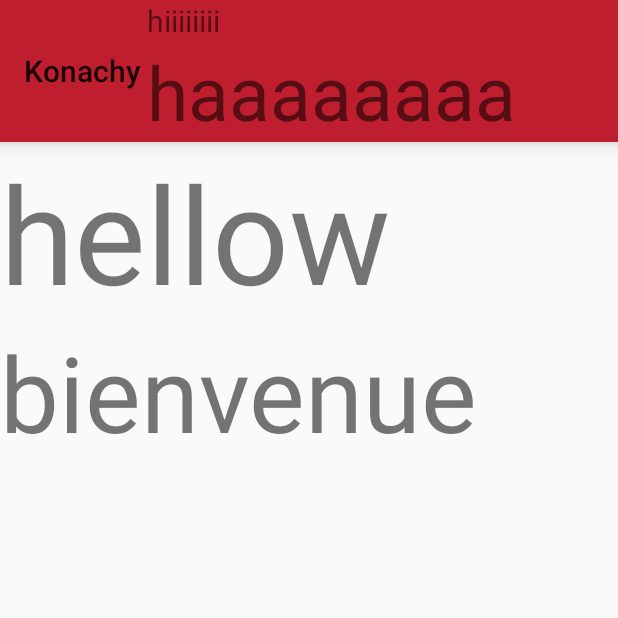
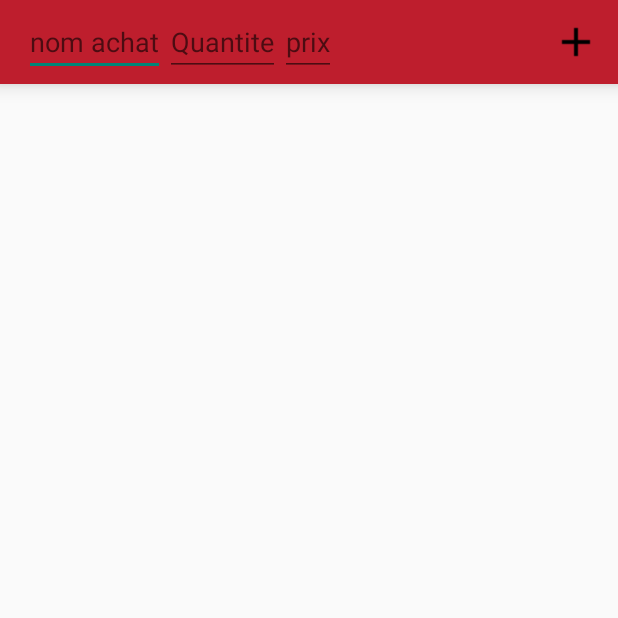
Before and after one commit to yassine315/PFE-YOS, an Android app: the Detaille screen opened directly, with no data from a screen before it, on a phone screen of 412 x 824 dp, the top half of it. Run offline under Robolectric (Android 15) with nearby library versions, the phone set to English and light mode, and no system bars.

Commit message:
l'afichache des achats

```diff
--- a/app/src/main/java/com/example/bd/BdMolhanot.java
+++ b/app/src/main/java/com/example/bd/BdMolhanot.java
@@ -20,6 +20,7 @@ public class BdMolhanot extends SQLiteOpenHelper {
     public static  final String TABLE_ACHATS = "achats";
     public static  final String NOM_ACHAT = "nom";
     public static  final String ID_ACHAT = "id";
+    public static  final String PRIX = "prix";
     public static  final String QUANTITE_ACHAT = "quantite";
     public static  final String ID_CLIENT_ACHAT = "id_client";
     public static  final String ID_MOLHANOT_ACHAT = "id_molhanot";
@@ -42,7 +43,7 @@ public class BdMolhanot extends SQLiteOpenHelper {
                     QUANTITE_ACHAT + " TEXT, " +
                     ID_MOLHANOT_ACHAT + " INTEGER, " +
                     ID_CLIENT_ACHAT + " INTEGER, " +
-
+                    PRIX +" REAL,"+
                     DATE + " TEXT ," +
                     "FOREIGN KEY("+ID_CLIENT_ACHAT+") REFERENCES "+TABLE_CLIENT+"("+ID_CLIENT+"));";
 
--- a/app/src/main/java/com/example/dao/DaoAchat.java
+++ b/app/src/main/java/com/example/dao/DaoAchat.java
@@ -1,9 +1,17 @@
 package com.example.dao;
 
+import android.content.ContentValues;
 import android.content.Context;
+import android.database.Cursor;
+import android.database.sqlite.SQLiteDatabase;
 
 import com.example.bd.Bd;
+import com.example.bd.BdMolhanot;
+import com.example.com.example.beans.Achat;
 import com.example.com.example.beans.MolhanotInfo;
+
+import java.util.ArrayList;
+import java.util.List;
 
 public class DaoAchat {
 
@@ -14,12 +22,38 @@ public class DaoAchat {
         this.context = context;
     }
 
-    public  long ajouterAchat(int id){
+    public  long ajouterAchat(Achat achat){
 
-        Bd bd = new Bd(context , MolhanotInfo.DB,null, 1);
+        BdMolhanot bd = new BdMolhanot(context , MolhanotInfo.DB,null, 1);
+        SQLiteDatabase bdsql = bd.getWritableDatabase();
 
+        ContentValues contentValues = new ContentValues();
 
-    return  0;
+        contentValues.put(bd.NOM_ACHAT,achat.getNom());
+        contentValues.put(bd.QUANTITE_ACHAT,achat.getQuantite());
+        contentValues.put(bd.PRIX,achat.getPrix());
+        contentValues.put(bd.ID_CLIENT_ACHAT,achat.getIdClient());
+        contentValues.put(bd.ID_MOLHANOT_ACHAT,achat.getIdMolhanot());
+
+        long rs = bdsql.insert(bd.TABLE_ACHATS,null,contentValues);
+
+    return  rs;
     }
 
+    public List<Achat> aficherAchats(int idClientP,int idMolhanotP){
+
+        BdMolhanot bd = new BdMolhanot(context , MolhanotInfo.DB,null, 1);
+        SQLiteDatabase bdsql = bd.getWritableDatabase();
+
+        Cursor cursor = bdsql.query(bd.TABLE_ACHATS,new String[]{bd.ID_ACHAT,bd.NOM_ACHAT,bd.QUANTITE_ACHAT,bd.PRIX},bd.ID_CLIENT_ACHAT+"="+idClientP,null,null,null,null);
+        ArrayList<Achat> rs = new ArrayList<Achat>();
+        while (cursor.moveToNext()){
+            Achat achat = new Achat(cursor.getString(1),cursor.getString(2),cursor.getFloat(3),cursor.getInt(0),idClientP,idMolhanotP);
+            rs.add(achat);
+        }
+        cursor.close();
+        bdsql.close();
+        bd.close();
+        return rs;
+    }
 }
--- a/app/src/main/java/com/example/dao/DaoMolhanot.java
+++ b/app/src/main/java/com/example/dao/DaoMolhanot.java
@@ -11,6 +11,7 @@ import com.example.com.example.beans.MolhanotInfo;
 
 import java.util.ArrayList;
 import java.util.Date;
+import java.util.List;
 
 public class DaoMolhanot {
     private static Context context;
@@ -38,7 +39,7 @@ public class DaoMolhanot {
         return row;
     }
 
-    public ArrayList<Client> aficher() {
+    public List<Client> aficher() {
         //ArrayList<Molhanot> list = new ArrayList<Molhanot>();
         BdMolhanot bd = new BdMolhanot(context, MolhanotInfo.DB, null, 1);
         SQLiteDatabase bdsql = bd.getWritableDatabase();
@@ -50,6 +51,7 @@ public class DaoMolhanot {
             Client m = new Client(cursor.getInt(0), cursor.getString(1), cursor.getString(2),0, cursor.getString(3), new Date(),cursor.getString(5));
             rs.add(m);
         }
+        cursor.close();
         bdsql.close();
         bd.close();
     return rs ;
--- /dev/null
+++ b/app/src/main/java/com/example/util/AdapterAchat.java
@@ -0,0 +1,49 @@
+package com.example.util;
+
+import android.content.Context;
+import android.support.annotation.NonNull;
+import android.view.LayoutInflater;
+import android.view.View;
+import android.view.ViewGroup;
+import android.widget.ArrayAdapter;
+import android.widget.TextView;
+
+import com.example.com.example.beans.Achat;
+import com.example.com.example.beans.Client;
+import com.example.yassinetest.R;
+
+import java.util.HashMap;
+import java.util.List;
+
+public class AdapterAchat extends ArrayAdapter<Achat> {
+    HashMap<Achat, Integer> mIdMap = new HashMap<Achat, Integer>();
+
+    public AdapterAchat(@NonNull Context context, int resource, @NonNull List<Achat> objects) {
+        super(context, resource, objects);
+        for(int i=0; i<objects.size() ; i++){
+            mIdMap.put(objects.get(i),i);
+        }
+    }
+
+    @Override
+    public long getItemId(int position) {
+        Achat item = getItem(position);
+        return mIdMap.get(item);
+    }
+    @Override
+    public boolean hasStableIds() {
+        return true;
+    }
+
+    @Override
+    public View getView(int position, View convertView, ViewGroup parent){
+        LayoutInflater inflater = (LayoutInflater) getContext().getSystemService(Context.LAYOUT_INFLATER_SERVICE);
+        View rowView = inflater.inflate(R.layout.row_achat, parent, false);
+        Achat achat = getItem(position);
+        ((TextView)rowView.findViewById(R.id.id_achat)).setText(Integer.toString(achat.getId()));
+        ((TextView)rowView.findViewById(R.id.nom_achat)).setText(achat.getNom());
+        ((TextView)rowView.findViewById(R.id.quantite_achat)).setText(achat.getQuantite());
+        ((TextView)rowView.findViewById(R.id.prix_achat)).setText(Float.toString(achat.getPrix()));
+        return rowView;
+    }
+}
--- a/app/src/main/java/com/example/yassinetest/Detaille.java
+++ b/app/src/main/java/com/example/yassinetest/Detaille.java
@@ -4,31 +4,85 @@ import android.os.Bundle;
 import android.support.v7.app.AppCompatActivity;
 import android.support.v7.widget.Toolbar;
 import android.view.LayoutInflater;
+import android.view.Menu;
+import android.view.MenuItem;
 import android.view.View;
+import android.widget.EditText;
+import android.widget.ListView;
 
 
+import com.example.com.example.beans.Achat;
+import com.example.dao.DaoAchat;
 import com.example.dao.DaoMolhanot;
+import com.example.util.AdapterAchat;
+import com.example.util.DialogAddClient;
+
+import java.util.ArrayList;
+import java.util.List;
 
 public class Detaille extends AppCompatActivity {
 
-    DaoMolhanot daoMolhanot ;
-    Toolbar toolbarDetaille ;
-@Override
-    protected void onCreate(Bundle savedInstanceState){
+    private DaoAchat daoAchat;
+    private Toolbar toolbarDetaille;
+    private int idClient;
+    private final int idMolahanot = 1;
+    ListView listView;
+
+    @Override
+    protected void onCreate(Bundle savedInstanceState) {
         super.onCreate(savedInstanceState);
         setContentView(R.layout.detaille);
+        idClient = getIntent().getIntExtra("idClient", -1);
+        daoAchat = new DaoAchat(this);
+        toolbarDetaille = findViewById(R.id.toolbar_detaille);
 
-        daoMolhanot = new DaoMolhanot(this);
-        toolbarDetaille = findViewById(R.id.toolbar_detaille);
+        LayoutInflater layoutInflater = LayoutInflater.from(this);
+
+        layoutInflater.inflate(R.layout.form_ajout_achat, toolbarDetaille);
+
         setSupportActionBar(toolbarDetaille);
-    LayoutInflater layoutInflater = LayoutInflater.from(this);
 
-    View myCustomView = layoutInflater.inflate(R.layout.form_ajout_achat,null);
-
-    toolbarDetaille.addView(myCustomView);
-    toolbarDetaille.showContextMenu();
     }
 
 
+    @Override
+    protected void onStart() {
+        super.onStart();
 
+        List<Achat> listAchats = daoAchat.aficherAchats(idClient,idMolahanot);
+        final AdapterAchat adapterAchat = new AdapterAchat(this,android.R.layout.simple_list_item_1,listAchats);
+        listView = findViewById(R.id.list_achats);
+        listView.setAdapter(adapterAchat);
+    }
+
+
+    @Override
+    public boolean onCreateOptionsMenu(Menu menu) {
+        // Inflate the menu; this adds items to the action bar if it is present.
+        getMenuInflater().inflate(R.menu.menu_detaille, menu);
+        return true;
+    }
+
+    @Override
+    public boolean onOptionsItemSelected(MenuItem item) {
+        // Handle action bar item clicks here. The action bar will
+        // automatically handle clicks on the Home/Up button, so long
+        // as you specify a parent activity in AndroidManifest.xml.
+        int id = item.getItemId();
+
+        //noinspection SimplifiableIfStatement
+        if (id == R.id.action_ajouter_achat) {
+            String nom = ((EditText) findViewById(R.id.input_achat)).getText().toString();
+            float prix = ((EditText) findViewById(R.id.input_achat)).getX();
+            String quantite = ((EditText) findViewById(R.id.input_quantite)).getText().toString();
+
+            Achat achat = new Achat(nom, quantite, prix, -1, idClient, idMolahanot);
+
+            daoAchat.ajouterAchat(achat);
+
+            return true;
+        }
+
+        return super.onOptionsItemSelected(item);
+    }
 }
--- a/app/src/main/res/layout/detaille.xml
+++ b/app/src/main/res/layout/detaille.xml
@@ -13,16 +13,10 @@
         style="@style/HeaderBar"
         android:elevation = "8dp"
         android:theme = "@style/ThemeOverlay.AppCompat.ActionBar"
-        app:popupTheme ="@style/ThemeOverlay.AppCompat.Light" />
+         />
 
-    <TextView
-        android:layout_width="wrap_content"
-        android:layout_height="wrap_content"
-        android:textSize="90dp"
-        android:text="hellow" />
-    <TextView
-        android:layout_width="wrap_content"
-        android:layout_height="wrap_content"
-        android:textSize="70dp"
-        android:text="bienvenue" />
+  <ListView
+      android:id="@+id/list_achats"
+      android:layout_width="match_parent"
+      android:layout_height="wrap_content"></ListView>
 </LinearLayout>
--- a/app/src/main/res/layout/form_ajout_achat.xml
+++ b/app/src/main/res/layout/form_ajout_achat.xml
@@ -1,17 +1,38 @@
 <?xml version="1.0" encoding="utf-8"?>
-<LinearLayout xmlns:android="http://schemas.android.com/apk/res/android"
-    android:orientation="vertical" android:layout_width="match_parent"
-    android:layout_height="match_parent">
+<RelativeLayout
+    xmlns:android="http://schemas.android.com/apk/res/android"
+    xmlns:tools="http://schemas.android.com/tools"
+    android:layout_width="match_parent"
+    android:layout_height="match_parent"
+    android:orientation="vertical" >
 
-    <TextView
+
+    <EditText
+        android:id="@+id/input_achat"
         android:layout_width="wrap_content"
         android:layout_height="wrap_content"
-        android:text="hiiiiiiii"
-        android:textSize="20dp"/>
-    <TextView
+        android:hint="nom achat"
+        android:inputType="text"
+        android:scaleType="centerCrop"
+        android:textAppearance="?android:textAppearanceMedium" />
+
+    <EditText
+        android:id="@+id/input_quantite"
         android:layout_width="wrap_content"
         android:layout_height="wrap_content"
-        android:text="haaaaaaaa"
-        android:textSize="50dp"/>
+        android:hint="Quantite"
+        android:inputType="text"
+        android:layout_toRightOf="@id/input_achat"
+         />
 
-</LinearLayout>
+    <EditText
+        android:id="@+id/input_prix_achat"
+        android:layout_width="wrap_content"
+        android:layout_height="wrap_content"
+        android:hint="prix"
+        android:inputType="numberDecimal"
+        android:layout_toRightOf="@id/input_quantite"
+        />
+
+
+</RelativeLayout>
--- a/app/src/main/res/layout/result_molhanot.xml
+++ b/app/src/main/res/layout/result_molhanot.xml
@@ -10,10 +10,9 @@
         android:layout_width = "match_parent"
         android:layout_height = "?attr/actionBarSize"
         android:background = "@color/colorPrimary"
-        style="@style/HeaderBar"
         android:elevation = "4dp"
         android:theme = "@style/ThemeOverlay.AppCompat.ActionBar"
-        app:popupTheme ="@style/ThemeOverlay.AppCompat.Light" />
+        />
 
 
 
--- /dev/null
+++ b/app/src/main/res/menu/menu_detaille.xml
@@ -0,0 +1,12 @@
+<?xml version="1.0" encoding="utf-8"?>
+<menu xmlns:android="http://schemas.android.com/apk/res/android"
+    xmlns:app="http://schemas.android.com/apk/res-auto">
+    <item
+        android:id="@+id/action_ajouter_achat"
+        android:orderInCategory="300"
+        android:title="ajouter"
+        android:icon="@drawable/ajouter"
+        app:showAsAction="ifRoom" >
+
+    </item>
+</menu>
--- a/app/src/main/res/values/styles.xml
+++ b/app/src/main/res/values/styles.xml
@@ -14,7 +14,8 @@
     </style>
 
     <style name="NoActionBarTheme" parent="Theme.AppCompat.Light.NoActionBar">
-        <item name="android:actionMenuTextColor">#fff</item>
+
+
         <item name="android:windowAnimationStyle">@null</item>
         <item name="android:windowNoTitle">true</item>
         <item name="windowActionBar">false</item>
```
Also changed, not shown: app/src/main/java/com/example/com/example/beans/Achat.java (added, +43 -0 lines), app/src/main/java/com/example/yassinetest/Inscrire.java (+11 -8 lines), app/src/main/java/com/example/yassinetest/ResultaMolhanot.java (+3 -4 lines), app/src/main/res/layout/row_achat.xml (added, +28 -0 lines).
